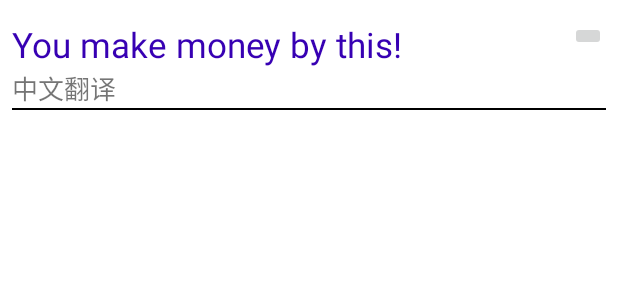
After one commit to jeec/Study, an Android app: the layout item_sentence.xml on its own in the app's theme, with its tools: preview values and no code run, on a phone screen of 412 x 824 dp. The commit adds this screen. Shown: the top 300 px of the screen. Run offline under Robolectric (Android 15) with nearby library versions, the phone set to English and light mode, and no system bars.

Commit message:
1.部分功能代码

```diff
--- a/app/build.gradle
+++ b/app/build.gradle
@@ -9,7 +9,7 @@ android {
 
     defaultConfig {
         applicationId "com.jerry.study"
-        minSdk 24
+        minSdk 26
         targetSdk 33
         versionCode 1
         versionName "1.0"
@@ -41,4 +41,6 @@ dependencies {
     testImplementation 'junit:junit:4.13.2'
     androidTestImplementation 'androidx.test.ext:junit:1.1.3'
     androidTestImplementation 'androidx.test.espresso:espresso-core:3.4.0'
+
+    implementation 'com.alibaba:fastjson:2.0.28'
 }
--- /dev/null
+++ b/app/src/main/java/com/jerry/study/Sentence.kt
@@ -0,0 +1,3 @@
+package com.jerry.study
+
+data class Sentence(val english: String, val chinese: String, val audioName: String)
--- /dev/null
+++ b/app/src/main/res/layout/item_sentence.xml
@@ -0,0 +1,45 @@
+<?xml version="1.0" encoding="utf-8"?>
+<androidx.constraintlayout.widget.ConstraintLayout xmlns:android="http://schemas.android.com/apk/res/android"
+    android:layout_width="match_parent"
+    android:layout_height="wrap_content"
+    android:paddingHorizontal="8dp"
+    android:paddingVertical="14dp"
+    xmlns:app="http://schemas.android.com/apk/res-auto">
+
+    <TextView
+        android:id="@+id/tvEnglish"
+        android:layout_width="0dp"
+        android:layout_height="wrap_content"
+        android:textSize="23sp"
+        android:textColor="@color/purple_700"
+        app:layout_constraintStart_toStartOf="parent"
+        app:layout_constraintTop_toTopOf="parent"
+        app:layout_constraintEnd_toStartOf="@id/imBtnSound"
+        android:text="You make money by this!"/>
+
+    <TextView
+        android:id="@+id/tvChinese"
+        android:layout_width="0dp"
+        android:layout_height="wrap_content"
+        android:textSize="17sp"
+        app:layout_constraintStart_toStartOf="parent"
+        app:layout_constraintTop_toBottomOf="@id/tvEnglish"
+        app:layout_constraintEnd_toEndOf="parent"
+        android:text="中文翻译"/>
+
+    <ImageButton
+        android:id="@+id/imBtnSound"
+        android:layout_width="wrap_content"
+        android:layout_height="wrap_content"
+        app:layout_constraintTop_toTopOf="parent"
+        app:layout_constraintEnd_toEndOf="parent" />
+
+    <View
+        android:layout_width="0dp"
+        android:layout_height="1dp"
+        app:layout_constraintStart_toStartOf="parent"
+        app:layout_constraintTop_toBottomOf="@id/tvChinese"
+        app:layout_constraintEnd_toEndOf="parent"
+        android:background="@android:color/background_dark"/>
+
+</androidx.constraintlayout.widget.ConstraintLayout>
```
Also changed, not shown: app/src/main/assets/oral.json (added, +42 -0 lines), app/src/main/java/com/jerry/study/MainActivity.kt (+47 -3 lines), 1 other file.
